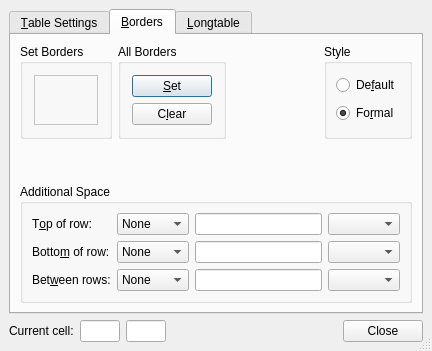
First picture: the form in src/frontends/qt4/ui/TabularUi.ui, repository cburschka/lyx, before the edit.
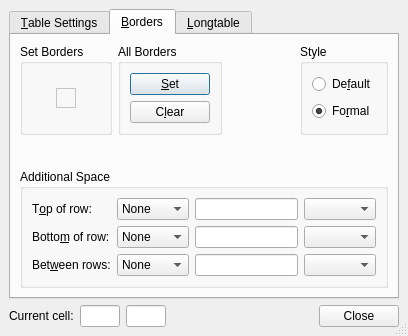
Second picture: the form after the edit. The open tabs and pages were chosen to show the change. Custom widgets are drawn as their Qt base class.

Diff of the .ui file:
```diff
--- a/src/frontends/qt4/ui/TabularUi.ui
+++ b/src/frontends/qt4/ui/TabularUi.ui
@@ -5,8 +5,8 @@
    <rect>
     <x>0</x>
     <y>0</y>
-    <width>432</width>
-    <height>351</height>
+    <width>390</width>
+    <height>336</height>
    </rect>
   </property>
   <property name="windowTitle" >
@@ -248,7 +248,7 @@
            </property>
            <layout class="QGridLayout" >
             <property name="margin" >
-             <number>11</number>
+             <number>9</number>
             </property>
             <property name="spacing" >
              <number>6</number>
@@ -350,7 +350,7 @@
            </property>
            <layout class="QGridLayout" >
             <property name="margin" >
-             <number>11</number>
+             <number>9</number>
             </property>
             <property name="spacing" >
              <number>6</number>
@@ -359,8 +359,8 @@
              <widget class="QFrame" name="bordersF" >
               <property name="sizePolicy" >
                <sizepolicy>
-                <hsizetype>5</hsizetype>
-                <vsizetype>5</vsizetype>
+                <hsizetype>0</hsizetype>
+                <vsizetype>0</vsizetype>
                 <horstretch>0</horstretch>
                 <verstretch>0</verstretch>
                </sizepolicy>
@@ -368,265 +368,469 @@
               <property name="palette" >
                <palette>
                 <active>
-                 <color>
+                 <colorrole role="WindowText" >
+                  <brush brushstyle="SolidPattern" >
+                   <color alpha="255" >
                   <red>0</red>
                   <green>0</green>
                   <blue>0</blue>
                  </color>
-                 <color>
+                  </brush>
+                 </colorrole>
+                 <colorrole role="Button" >
+                  <brush brushstyle="SolidPattern" >
+                   <color alpha="255" >
                   <red>230</red>
                   <green>240</green>
                   <blue>249</blue>
                  </color>
-                 <color>
+                  </brush>
+                 </colorrole>
+                 <colorrole role="Light" >
+                  <brush brushstyle="SolidPattern" >
+                   <color alpha="255" >
                   <red>255</red>
                   <green>255</green>
                   <blue>255</blue>
                  </color>
-                 <color>
+                  </brush>
+                 </colorrole>
+                 <colorrole role="Midlight" >
+                  <brush brushstyle="SolidPattern" >
+                   <color alpha="255" >
                   <red>242</red>
                   <green>247</green>
                   <blue>252</blue>
                  </color>
-                 <color>
+                  </brush>
+                 </colorrole>
+                 <colorrole role="Dark" >
+                  <brush brushstyle="SolidPattern" >
+                   <color alpha="255" >
                   <red>115</red>
                   <green>120</green>
                   <blue>124</blue>
                  </color>
-                 <color>
+                  </brush>
+                 </colorrole>
+                 <colorrole role="Mid" >
+                  <brush brushstyle="SolidPattern" >
+                   <color alpha="255" >
                   <red>154</red>
                   <green>160</green>
                   <blue>166</blue>
                  </color>
-                 <color>
+                  </brush>
+                 </colorrole>
+                 <colorrole role="Text" >
+                  <brush brushstyle="SolidPattern" >
+                   <color alpha="255" >
                   <red>0</red>
                   <green>0</green>
                   <blue>0</blue>
                  </color>
-                 <color>
+                  </brush>
+                 </colorrole>
+                 <colorrole role="BrightText" >
+                  <brush brushstyle="SolidPattern" >
+                   <color alpha="255" >
                   <red>255</red>
                   <green>255</green>
                   <blue>255</blue>
                  </color>
-                 <color>
+                  </brush>
+                 </colorrole>
+                 <colorrole role="ButtonText" >
+                  <brush brushstyle="SolidPattern" >
+                   <color alpha="255" >
                   <red>0</red>
                   <green>0</green>
                   <blue>0</blue>
                  </color>
-                 <color>
+                  </brush>
+                 </colorrole>
+                 <colorrole role="Base" >
+                  <brush brushstyle="SolidPattern" >
+                   <color alpha="255" >
                   <red>255</red>
                   <green>255</green>
                   <blue>255</blue>
                  </color>
-                 <color>
+                  </brush>
+                 </colorrole>
+                 <colorrole role="Window" >
+                  <brush brushstyle="SolidPattern" >
+                   <color alpha="255" >
                   <red>255</red>
                   <green>255</green>
                   <blue>255</blue>
                  </color>
-                 <color>
+                  </brush>
+                 </colorrole>
+                 <colorrole role="Shadow" >
+                  <brush brushstyle="SolidPattern" >
+                   <color alpha="255" >
                   <red>0</red>
                   <green>0</green>
                   <blue>0</blue>
                  </color>
-                 <color>
+                  </brush>
+                 </colorrole>
+                 <colorrole role="Highlight" >
+                  <brush brushstyle="SolidPattern" >
+                   <color alpha="255" >
                   <red>16</red>
                   <green>145</green>
                   <blue>210</blue>
                  </color>
-                 <color>
+                  </brush>
+                 </colorrole>
+                 <colorrole role="HighlightedText" >
+                  <brush brushstyle="SolidPattern" >
+                   <color alpha="255" >
                   <red>255</red>
                   <green>255</green>
                   <blue>255</blue>
                  </color>
-                 <color>
+                  </brush>
+                 </colorrole>
+                 <colorrole role="Link" >
+                  <brush brushstyle="SolidPattern" >
+                   <color alpha="255" >
                   <red>0</red>
                   <green>0</green>
                   <blue>255</blue>
                  </color>
-                 <color>
+                  </brush>
+                 </colorrole>
+                 <colorrole role="LinkVisited" >
+                  <brush brushstyle="SolidPattern" >
+                   <color alpha="255" >
                   <red>255</red>
                   <green>0</green>
                   <blue>255</blue>
                  </color>
-                 <color>
+                  </brush>
+                 </colorrole>
+                 <colorrole role="AlternateBase" >
+                  <brush brushstyle="SolidPattern" >
+                   <color alpha="255" >
                   <red>232</red>
                   <green>232</green>
                   <blue>232</blue>
                  </color>
+                  </brush>
+                 </colorrole>
                 </active>
                 <inactive>
-                 <color>
+                 <colorrole role="WindowText" >
+                  <brush brushstyle="SolidPattern" >
+                   <color alpha="255" >
                   <red>0</red>
                   <green>0</green>
                   <blue>0</blue>
                  </color>
-                 <color>
+                  </brush>
+                 </colorrole>
+                 <colorrole role="Button" >
+                  <brush brushstyle="SolidPattern" >
+                   <color alpha="255" >
                   <red>230</red>
                   <green>240</green>
                   <blue>249</blue>
                  </color>
-                 <color>
+                  </brush>
+                 </colorrole>
+                 <colorrole role="Light" >
+                  <brush brushstyle="SolidPattern" >
+                   <color alpha="255" >
                   <red>255</red>
                   <green>255</green>
                   <blue>255</blue>
                  </color>
-                 <color>
+                  </brush>
+                 </colorrole>
+                 <colorrole role="Midlight" >
+                  <brush brushstyle="SolidPattern" >
+                   <color alpha="255" >
                   <red>255</red>
                   <green>255</green>
                   <blue>255</blue>
                  </color>
-                 <color>
+                  </brush>
+                 </colorrole>
+                 <colorrole role="Dark" >
+                  <brush brushstyle="SolidPattern" >
+                   <color alpha="255" >
                   <red>115</red>
                   <green>120</green>
                   <blue>124</blue>
                  </color>
-                 <color>
+                  </brush>
+                 </colorrole>
+                 <colorrole role="Mid" >
+                  <brush brushstyle="SolidPattern" >
+                   <color alpha="255" >
                   <red>154</red>
                   <green>160</green>
                   <blue>166</blue>
                  </color>
-                 <color>
+                  </brush>
+                 </colorrole>
+                 <colorrole role="Text" >
+                  <brush brushstyle="SolidPattern" >
+                   <color alpha="255" >
                   <red>0</red>
                   <green>0</green>
                   <blue>0</blue>
                  </color>
-                 <color>
+                  </brush>
+                 </colorrole>
+                 <colorrole role="BrightText" >
+                  <brush brushstyle="SolidPattern" >
+                   <color alpha="255" >
                   <red>255</red>
                   <green>255</green>
                   <blue>255</blue>
                  </color>
-                 <color>
+                  </brush>
+                 </colorrole>
+                 <colorrole role="ButtonText" >
+                  <brush brushstyle="SolidPattern" >
+                   <color alpha="255" >
                   <red>0</red>
                   <green>0</green>
                   <blue>0</blue>
                  </color>
-                 <color>
+                  </brush>
+                 </colorrole>
+                 <colorrole role="Base" >
+                  <brush brushstyle="SolidPattern" >
+                   <color alpha="255" >
                   <red>255</red>
                   <green>255</green>
                   <blue>255</blue>
                  </color>
-                 <color>
+                  </brush>
+                 </colorrole>
+                 <colorrole role="Window" >
+                  <brush brushstyle="SolidPattern" >
+                   <color alpha="255" >
                   <red>255</red>
                   <green>255</green>
                   <blue>255</blue>
                  </color>
-                 <color>
+                  </brush>
+                 </colorrole>
+                 <colorrole role="Shadow" >
+                  <brush brushstyle="SolidPattern" >
+                   <color alpha="255" >
                   <red>0</red>
                   <green>0</green>
                   <blue>0</blue>
                  </color>
-                 <color>
+                  </brush>
+                 </colorrole>
+                 <colorrole role="Highlight" >
+                  <brush brushstyle="SolidPattern" >
+                   <color alpha="255" >
                   <red>16</red>
                   <green>145</green>
                   <blue>210</blue>
                  </color>
-                 <color>
+                  </brush>
+                 </colorrole>
+                 <colorrole role="HighlightedText" >
+                  <brush brushstyle="SolidPattern" >
+                   <color alpha="255" >
                   <red>255</red>
                   <green>255</green>
                   <blue>255</blue>
                  </color>
-                 <color>
+                  </brush>
+                 </colorrole>
+                 <colorrole role="Link" >
+                  <brush brushstyle="SolidPattern" >
+                   <color alpha="255" >
                   <red>0</red>
                   <green>0</green>
                   <blue>255</blue>
                  </color>
-                 <color>
+                  </brush>
+                 </colorrole>
+                 <colorrole role="LinkVisited" >
+                  <brush brushstyle="SolidPattern" >
+                   <color alpha="255" >
                   <red>255</red>
                   <green>0</green>
                   <blue>255</blue>
                  </color>
-                 <color>
+                  </brush>
+                 </colorrole>
+                 <colorrole role="AlternateBase" >
+                  <brush brushstyle="SolidPattern" >
+                   <color alpha="255" >
                   <red>232</red>
                   <green>232</green>
                   <blue>232</blue>
                  </color>
+                  </brush>
+                 </colorrole>
                 </inactive>
                 <disabled>
-                 <color>
+                 <colorrole role="WindowText" >
+                  <brush brushstyle="SolidPattern" >
+                   <color alpha="255" >
                   <red>128</red>
                   <green>128</green>
                   <blue>128</blue>
                  </color>
-                 <color>
+                  </brush>
+                 </colorrole>
+                 <colorrole role="Button" >
+                  <brush brushstyle="SolidPattern" >
+                   <color alpha="255" >
                   <red>230</red>
                   <green>240</green>
                   <blue>249</blue>
                  </color>
-                 <color>
+                  </brush>
+                 </colorrole>
+                 <colorrole role="Light" >
+                  <brush brushstyle="SolidPattern" >
+                   <color alpha="255" >
                   <red>255</red>
                   <green>255</green>
                   <blue>255</blue>
                  </color>
-                 <color>
+                  </brush>
+                 </colorrole>
+                 <colorrole role="Midlight" >
+                  <brush brushstyle="SolidPattern" >
+                   <color alpha="255" >
                   <red>255</red>
                   <green>255</green>
                   <blue>255</blue>
                  </color>
-                 <color>
+                  </brush>
+                 </colorrole>
+                 <colorrole role="Dark" >
+                  <brush brushstyle="SolidPattern" >
+                   <color alpha="255" >
                   <red>115</red>
                   <green>120</green>
                   <blue>124</blue>
                  </color>
-                 <color>
+                  </brush>
+                 </colorrole>
+                 <colorrole role="Mid" >
+                  <brush brushstyle="SolidPattern" >
+                   <color alpha="255" >
                   <red>154</red>
                   <green>160</green>
                   <blue>166</blue>
                  </color>
-                 <color>
+                  </brush>
+                 </colorrole>
+                 <colorrole role="Text" >
+                  <brush brushstyle="SolidPattern" >
+                   <color alpha="255" >
                   <red>0</red>
                   <green>0</green>
                   <blue>0</blue>
                  </color>
-                 <color>
+                  </brush>
+                 </colorrole>
+                 <colorrole role="BrightText" >
+                  <brush brushstyle="SolidPattern" >
+                   <color alpha="255" >
                   <red>255</red>
                   <green>255</green>
                   <blue>255</blue>
                  </color>
-                 <color>
+                  </brush>
+                 </colorrole>
+                 <colorrole role="ButtonText" >
+                  <brush brushstyle="SolidPattern" >
+                   <color alpha="255" >
                   <red>128</red>
                   <green>128</green>
                   <blue>128</blue>
                  </color>
-                 <color>
+                  </brush>
+                 </colorrole>
+                 <colorrole role="Base" >
+                  <brush brushstyle="SolidPattern" >
+                   <color alpha="255" >
                   <red>255</red>
                   <green>255</green>
                   <blue>255</blue>
                  </color>
-                 <color>
+                  </brush>
+                 </colorrole>
+                 <colorrole role="Window" >
+                  <brush brushstyle="SolidPattern" >
+                   <color alpha="255" >
                   <red>255</red>
                   <green>255</green>
                   <blue>255</blue>
                  </color>
-                 <color>
+                  </brush>
+                 </colorrole>
+                 <colorrole role="Shadow" >
+                  <brush brushstyle="SolidPattern" >
+                   <color alpha="255" >
                   <red>0</red>
                   <green>0</green>
                   <blue>0</blue>
                  </color>
-                 <color>
+                  </brush>
+                 </colorrole>
+                 <colorrole role="Highlight" >
+                  <brush brushstyle="SolidPattern" >
+                   <color alpha="255" >
                   <red>16</red>
                   <green>145</green>
                   <blue>210</blue>
                  </color>
-                 <color>
+                  </brush>
+                 </colorrole>
+                 <colorrole role="HighlightedText" >
+                  <brush brushstyle="SolidPattern" >
+                   <color alpha="255" >
                   <red>255</red>
                   <green>255</green>
                   <blue>255</blue>
                  </color>
-                 <color>
+                  </brush>
+                 </colorrole>
+                 <colorrole role="Link" >
+                  <brush brushstyle="SolidPattern" >
+                   <color alpha="255" >
                   <red>0</red>
                   <green>0</green>
                   <blue>255</blue>
                  </color>
-                 <color>
+                  </brush>
+                 </colorrole>
+                 <colorrole role="LinkVisited" >
+                  <brush brushstyle="SolidPattern" >
+                   <color alpha="255" >
                   <red>255</red>
                   <green>0</green>
                   <blue>255</blue>
                  </color>
-                 <color>
+                  </brush>
+                 </colorrole>
+                 <colorrole role="AlternateBase" >
+                  <brush brushstyle="SolidPattern" >
+                   <color alpha="255" >
                   <red>232</red>
                   <green>232</green>
                   <blue>232</blue>
                  </color>
+                  </brush>
+                 </colorrole>
                 </disabled>
                </palette>
               </property>
@@ -638,17 +842,17 @@
               </property>
               <layout class="QGridLayout" >
                <property name="margin" >
-                <number>3</number>
+                <number>9</number>
                </property>
                <property name="spacing" >
                 <number>6</number>
                </property>
                <item row="0" column="0" >
-                <widget class="GuiSetBorder" name="borders" >
+                <widget class="GuiSetBorder" native="1" name="borders" >
                  <property name="sizePolicy" >
                   <sizepolicy>
-                   <hsizetype>1</hsizetype>
-                   <vsizetype>1</vsizetype>
+                   <hsizetype>0</hsizetype>
+                   <vsizetype>0</vsizetype>
                    <horstretch>0</horstretch>
                    <verstretch>0</verstretch>
                   </sizepolicy>
@@ -806,8 +1010,8 @@
          </property>
          <property name="sizeHint" >
           <size>
-           <width>20</width>
-           <height>40</height>
+           <width>91</width>
+           <height>31</height>
           </size>
          </property>
         </spacer>
@@ -835,7 +1039,7 @@
          </property>
          <layout class="QGridLayout" >
           <property name="margin" >
-           <number>11</number>
+           <number>9</number>
           </property>
           <property name="spacing" >
            <number>6</number>
@@ -847,41 +1051,6 @@
             </property>
            </widget>
           </item>
-          <item row="1" column="0" >
-           <widget class="QLabel" name="HeaderLA" >
-            <property name="text" >
-             <string>Header:</string>
-            </property>
-           </widget>
-          </item>
-          <item row="3" column="0" >
-           <widget class="QLabel" name="FooterLA" >
-            <property name="text" >
-             <string>Footer:</string>
-            </property>
-           </widget>
-          </item>
-          <item row="2" column="0" >
-           <widget class="QLabel" name="FirstHeaderLA" >
-            <property name="text" >
-             <string>First header:</string>
-            </property>
-           </widget>
-          </item>
-          <item row="4" column="0" >
-           <widget class="QLabel" name="LastFooterLA" >
-            <property name="text" >
-             <string>Last footer:</string>
-            </property>
-           </widget>
-          </item>
-          <item row="0" column="4" >
-           <widget class="QLabel" name="ContentsLA" >
-            <property name="text" >
-             <string>Contents</string>
-            </property>
-           </widget>
-          </item>
           <item row="0" column="2" >
            <widget class="QLabel" name="BorderAboveLA" >
             <property name="text" >
@@ -896,6 +1065,20 @@
             </property>
            </widget>
           </item>
+          <item row="0" column="4" >
+           <widget class="QLabel" name="ContentsLA" >
+            <property name="text" >
+             <string>Contents</string>
+            </property>
+           </widget>
+          </item>
+          <item row="1" column="0" >
+           <widget class="QLabel" name="HeaderLA" >
+            <property name="text" >
+             <string>Header:</string>
+            </property>
+           </widget>
+          </item>
           <item row="1" column="1" >
            <widget class="QCheckBox" name="headerStatusCB" >
             <property name="toolTip" >
@@ -906,6 +1089,30 @@
             </property>
            </widget>
           </item>
+          <item row="1" column="2" >
+           <widget class="QCheckBox" name="headerBorderAboveCB" >
+            <property name="toolTip" >
+             <string/>
+            </property>
+            <property name="text" >
+             <string>double</string>
+            </property>
+           </widget>
+          </item>
+          <item row="1" column="3" >
+           <widget class="QCheckBox" name="headerBorderBelowCB" >
+            <property name="text" >
+             <string>double</string>
+            </property>
+           </widget>
+          </item>
+          <item row="2" column="0" >
+           <widget class="QLabel" name="FirstHeaderLA" >
+            <property name="text" >
+             <string>First header:</string>
+            </property>
+           </widget>
+          </item>
           <item row="2" column="1" >
            <widget class="QCheckBox" name="firstheaderStatusCB" >
             <property name="toolTip" >
@@ -919,6 +1126,37 @@
             </property>
            </widget>
           </item>
+          <item row="2" column="2" >
+           <widget class="QCheckBox" name="firstheaderBorderAboveCB" >
+            <property name="text" >
+             <string>double</string>
+            </property>
+           </widget>
+          </item>
+          <item row="2" column="3" >
+           <widget class="QCheckBox" name="firstheaderBorderBelowCB" >
+            <property name="text" >
+             <string>double</string>
+            </property>
+           </widget>
+          </item>
+          <item row="2" column="4" >
+           <widget class="QCheckBox" name="firstheaderNoContentsCB" >
+            <property name="toolTip" >
+             <string>Don't output the first header</string>
+            </property>
+            <property name="text" >
+             <string>is empty</string>
+            </property>
+           </widget>
+          </item>
+          <item row="3" column="0" >
+           <widget class="QLabel" name="FooterLA" >
+            <property name="text" >
+             <string>Footer:</string>
+            </property>
+           </widget>
+          </item>
           <item row="3" column="1" >
            <widget class="QCheckBox" name="footerStatusCB" >
             <property name="toolTip" >
@@ -929,6 +1167,27 @@
             </property>
            </widget>
           </item>
+          <item row="3" column="2" >
+           <widget class="QCheckBox" name="footerBorderAboveCB" >
+            <property name="text" >
+             <string>double</string>
+            </property>
+           </widget>
+          </item>
+          <item row="3" column="3" >
+           <widget class="QCheckBox" name="footerBorderBelowCB" >
+            <property name="text" >
+             <string>double</string>
+            </property>
+           </widget>
+          </item>
+          <item row="4" column="0" >
+           <widget class="QLabel" name="LastFooterLA" >
+            <property name="text" >
+             <string>Last footer:</string>
+            </property>
+           </widget>
+          </item>
           <item row="4" column="1" >
            <widget class="QCheckBox" name="lastfooterStatusCB" >
             <property name="toolTip" >
@@ -939,30 +1198,6 @@
             </property>
            </widget>
           </item>
-          <item row="1" column="2" >
-           <widget class="QCheckBox" name="headerBorderAboveCB" >
-            <property name="toolTip" >
-             <string/>
-            </property>
-            <property name="text" >
-             <string>double</string>
-            </property>
-           </widget>
-          </item>
-          <item row="2" column="2" >
-           <widget class="QCheckBox" name="firstheaderBorderAboveCB" >
-            <property name="text" >
-             <string>double</string>
-            </property>
-           </widget>
-          </item>
-          <item row="3" column="2" >
-           <widget class="QCheckBox" name="footerBorderAboveCB" >
-            <property name="text" >
-             <string>double</string>
-            </property>
-           </widget>
-          </item>
           <item row="4" column="2" >
            <widget class="QCheckBox" name="lastfooterBorderAboveCB" >
             <property name="text" >
@@ -977,27 +1212,6 @@
             </property>
            </widget>
           </item>
-          <item row="3" column="3" >
-           <widget class="QCheckBox" name="footerBorderBelowCB" >
-            <property name="text" >
-             <string>double</string>
-            </property>
-           </widget>
-          </item>
-          <item row="2" column="3" >
-           <widget class="QCheckBox" name="firstheaderBorderBelowCB" >
-            <property name="text" >
-             <string>double</string>
-            </property>
-           </widget>
-          </item>
-          <item row="1" column="3" >
-           <widget class="QCheckBox" name="headerBorderBelowCB" >
-            <property name="text" >
-             <string>double</string>
-            </property>
-           </widget>
-          </item>
           <item row="4" column="4" >
            <widget class="QCheckBox" name="lastfooterNoContentsCB" >
             <property name="toolTip" >
@@ -1008,13 +1222,17 @@
             </property>
            </widget>
           </item>
-          <item row="2" column="4" >
-           <widget class="QCheckBox" name="firstheaderNoContentsCB" >
-            <property name="toolTip" >
-             <string>Don't output the first header</string>
+          <item row="5" column="0" >
+           <widget class="QLabel" name="label" >
+            <property name="text" >
+             <string>Caption:</string>
             </property>
+           </widget>
+          </item>
+          <item row="5" column="1" >
+           <widget class="QCheckBox" name="captionStatusCB" >
             <property name="text" >
-             <string>is empty</string>
+             <string>on</string>
             </property>
            </widget>
           </item>
@@ -1054,7 +1272,7 @@
       <widget class="QLineEdit" name="tabularRowED" >
        <property name="sizePolicy" >
         <sizepolicy>
-         <hsizetype>1</hsizetype>
+         <hsizetype>0</hsizetype>
          <vsizetype>0</vsizetype>
          <horstretch>0</horstretch>
          <verstretch>0</verstretch>
@@ -1078,7 +1296,7 @@
       <widget class="QLineEdit" name="tabularColumnED" >
        <property name="sizePolicy" >
         <sizepolicy>
-         <hsizetype>1</hsizetype>
+         <hsizetype>0</hsizetype>
          <vsizetype>0</vsizetype>
          <horstretch>0</horstretch>
          <verstretch>0</verstretch>
@@ -1118,7 +1336,7 @@
       <widget class="QPushButton" name="closePB" >
        <property name="sizePolicy" >
         <sizepolicy>
-         <hsizetype>1</hsizetype>
+         <hsizetype>0</hsizetype>
          <vsizetype>0</vsizetype>
          <horstretch>0</horstretch>
          <verstretch>0</verstretch>
```
Left out of the diff: 11 changed lines with no effect on the pictures. Lines whose indentation alone changed are shown as unchanged.
